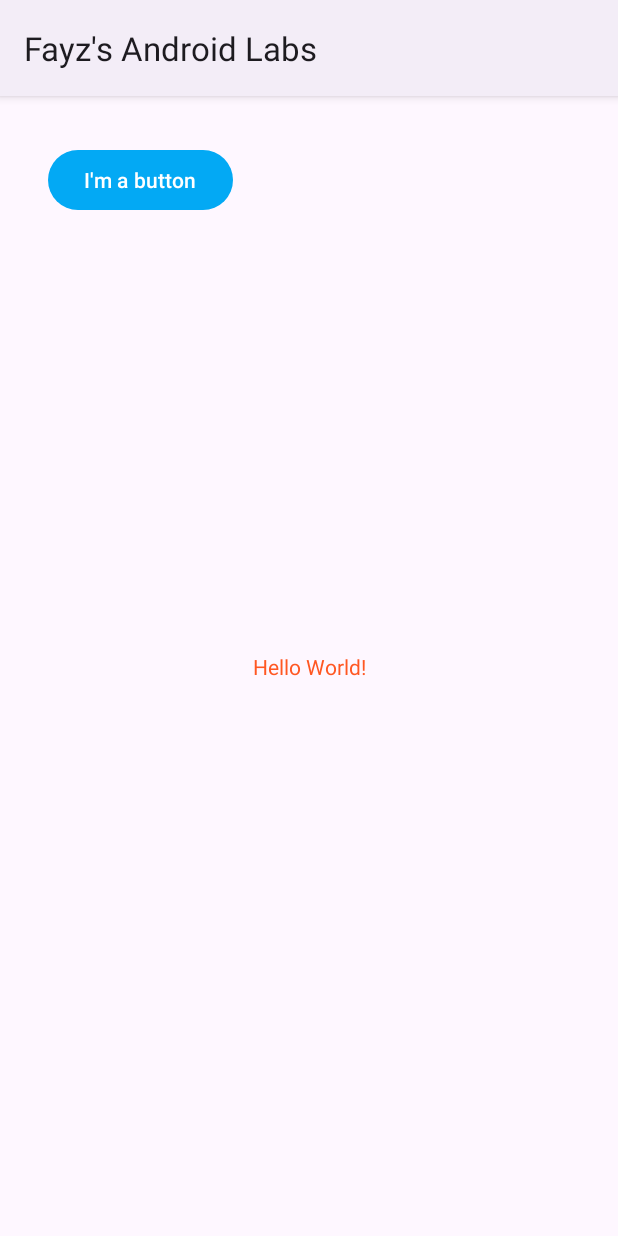
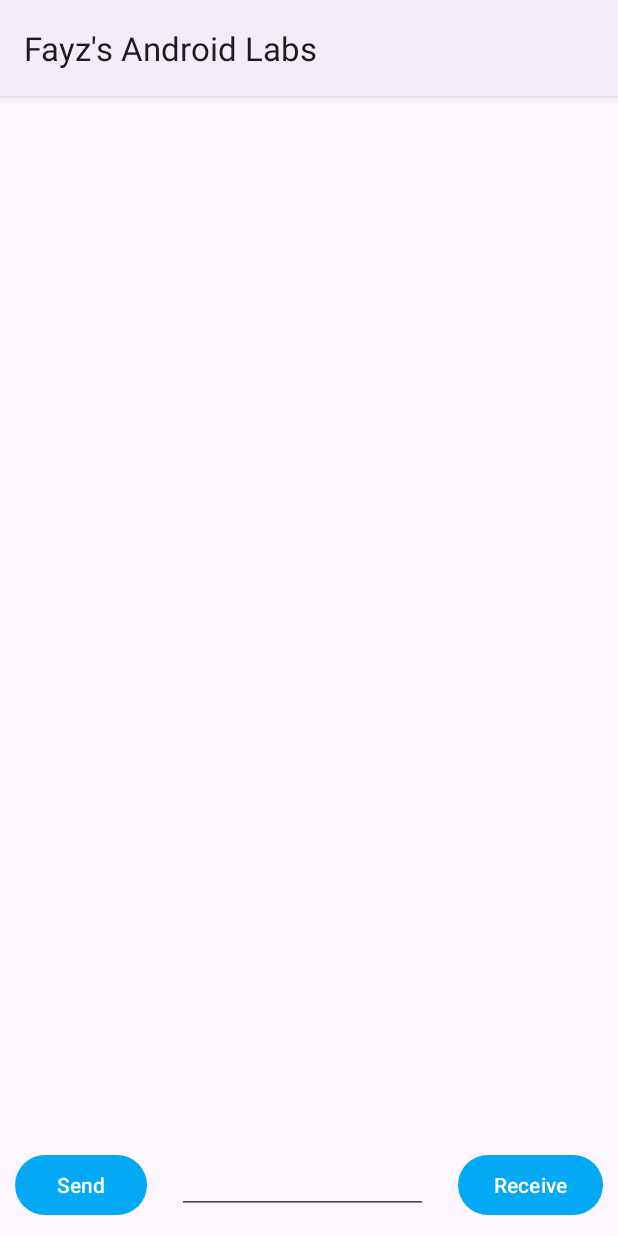
Before and after one commit to fizovoo/MyAndroidLabs, an Android app: the screen it shows after launch (MainActivity before the commit, ChatRoom after it), on a phone screen of 412 x 824 dp. Run offline under Robolectric (Android 15) with nearby library versions, the phone set to English and light mode, and no system bars.

Commit message:
Finished Lab 6

```diff
--- /dev/null
+++ b/app/src/main/java/algonquin/cst2335/resh0004/ChatRoom.java
@@ -0,0 +1,113 @@
+package algonquin.cst2335.resh0004;
+
+import androidx.annotation.NonNull;
+import androidx.appcompat.app.AppCompatActivity;
+import androidx.lifecycle.ViewModelProvider;
+import androidx.recyclerview.widget.LinearLayoutManager;
+import androidx.recyclerview.widget.RecyclerView;
+
+import android.os.Bundle;
+import android.view.View;
+import android.view.ViewGroup;
+import android.widget.TextView;
+
+import java.text.SimpleDateFormat;
+import java.util.ArrayList;
+import java.util.Date;
+
+import algonquin.cst2335.resh0004.data.ChatRoomViewModel;
+import algonquin.cst2335.resh0004.databinding.ActivityChatRoomBinding;
+import algonquin.cst2335.resh0004.databinding.ReceiveMessageBinding;
+import algonquin.cst2335.resh0004.databinding.SentMessageBinding;
+
+public class ChatRoom extends AppCompatActivity {
+
+private ActivityChatRoomBinding binding;
+    private RecyclerView.Adapter myAdapter;
+    ChatRoomViewModel chatModel ;
+    ArrayList<ChatMessage> messages;
+
+
+    @Override
+    protected void onCreate(Bundle savedInstanceState) {
+        super.onCreate(savedInstanceState);
+        chatModel = new ViewModelProvider(this).get(ChatRoomViewModel.class);
+        messages = chatModel.messages;
+        binding = ActivityChatRoomBinding.inflate(getLayoutInflater());
+
+        setContentView(binding.getRoot());
+
+        binding.sendButton.setOnClickListener(click -> {
+            String typed = binding.editText.getText().toString();
+            SimpleDateFormat sdf = new SimpleDateFormat("EEEE, dd-MMM-yyyy hh-mm-ss a");
+            String currentDateAndTime = sdf.format(new Date());
+            ChatMessage typedMessage = new ChatMessage(typed, currentDateAndTime, true);
+            messages.add(typedMessage);
+            myAdapter.notifyItemInserted(messages.size()-1);
+            binding.editText.setText("");
+        });
+
+        binding.receiveButton.setOnClickListener(click -> {
+            String typed = binding.editText.getText().toString();
+            SimpleDateFormat sdf = new SimpleDateFormat("EEEE, dd-MMM-yyyy hh-mm-ss a");
+            String currentDateAndTime = sdf.format(new Date());
+            ChatMessage typedMessage = new ChatMessage(typed, currentDateAndTime, false);
+            messages.add(typedMessage);
+            //Notify the adapter
+            myAdapter.notifyItemInserted(messages.size()-1); //redraw missing row
+            binding.editText.setText(""); //removed what was typed
+        });
+
+
+        binding.recycleView.setAdapter(myAdapter= new RecyclerView.Adapter<MyRowHolder>() {
+
+                @NonNull
+                @Override
+                public MyRowHolder onCreateViewHolder (@NonNull ViewGroup parent,int viewType) {
+                    if (viewType == 0) {
+                        SentMessageBinding binding = SentMessageBinding.inflate(getLayoutInflater(), parent, false);
+                        return new MyRowHolder(binding.getRoot());
+                    } else {
+                        ReceiveMessageBinding binding = ReceiveMessageBinding.inflate(getLayoutInflater(), parent, false);
+                        return new MyRowHolder(binding.getRoot());
+                    }
+                }
+
+                @Override
+                public void onBindViewHolder (@NonNull MyRowHolder holder,int position){
+                    ChatMessage message = messages.get(position);
+                holder.messageText.setText(message.getMessage());
+                holder.timeText.setText(message.getTimeSent());
+
+            }
+
+                @Override
+                public int getItemCount () {
+
+                    return messages.size();
+            }
+
+            @Override
+                public int getItemViewType ( int position) {
+
+                    ChatMessage message = messages.get(position);
+                    if (message.getIsSentButton()) {
+                        return 0;
+                    } else return 1;
+                }
+
+            });
+        binding.recycleView.setLayoutManager(new LinearLayoutManager(this));
+
+    }
+}
+
+    class MyRowHolder extends RecyclerView.ViewHolder {
+        TextView messageText;
+        TextView timeText;
+        public MyRowHolder(@NonNull View itemView) {
+            super(itemView);
+            messageText = itemView.findViewById(R.id.message);
+            timeText = itemView.findViewById(R.id.time);
+        }
+    }
--- /dev/null
+++ b/app/src/main/java/algonquin/cst2335/resh0004/data/ChatRoomViewModel.java
@@ -0,0 +1,12 @@
+package algonquin.cst2335.resh0004.data;
+
+import androidx.lifecycle.MutableLiveData;
+import androidx.lifecycle.ViewModel;
+
+import java.util.ArrayList;
+
+import algonquin.cst2335.resh0004.ChatMessage;
+
+public class ChatRoomViewModel extends ViewModel {
+    public ArrayList<ChatMessage> messages = new ArrayList<>();
+}
--- /dev/null
+++ b/app/src/main/res/layout/activity_chat_room.xml
@@ -0,0 +1,50 @@
+<?xml version="1.0" encoding="utf-8"?>
+<androidx.constraintlayout.widget.ConstraintLayout xmlns:android="http://schemas.android.com/apk/res/android"
+    xmlns:app="http://schemas.android.com/apk/res-auto"
+    xmlns:tools="http://schemas.android.com/tools"
+    android:layout_width="match_parent"
+    android:layout_height="match_parent"
+    tools:context=".ChatRoom">
+
+    <androidx.recyclerview.widget.RecyclerView
+        android:id="@+id/recycleView"
+        android:layout_width="0dp"
+        android:layout_height="0dp"
+        app:layout_constraintBottom_toBottomOf="parent"
+        app:layout_constraintEnd_toEndOf="parent"
+        app:layout_constraintHorizontal_bias="0.0"
+        app:layout_constraintStart_toStartOf="parent"
+        app:layout_constraintTop_toTopOf="parent"
+        app:layout_constraintVertical_bias="0.0" />
+
+    <Button
+        android:id="@+id/sendButton"
+        android:layout_width="wrap_content"
+        android:layout_height="wrap_content"
+        android:layout_marginStart="10dp"
+        android:layout_marginBottom="10dp"
+        android:text="Send"
+        app:layout_constraintBottom_toBottomOf="parent"
+        app:layout_constraintStart_toStartOf="parent" />
+
+    <Button
+        android:id="@+id/receiveButton"
+        android:layout_width="wrap_content"
+        android:layout_height="wrap_content"
+        android:layout_marginEnd="10dp"
+        android:layout_marginBottom="10dp"
+        android:text="Receive"
+        app:layout_constraintBottom_toBottomOf="parent"
+        app:layout_constraintEnd_toEndOf="parent"
+        app:layout_constraintTop_toTopOf="@+id/editText" />
+
+    <EditText
+        android:id="@+id/editText"
+        android:layout_width="167dp"
+        android:layout_height="43dp"
+        android:ems="10"
+        android:inputType="text"
+        app:layout_constraintEnd_toStartOf="@+id/receiveButton"
+        app:layout_constraintStart_toEndOf="@+id/sendButton"
+        app:layout_constraintTop_toTopOf="@+id/sendButton" />
+</androidx.constraintlayout.widget.ConstraintLayout>
--- a/app/src/main/res/values/colors.xml
+++ b/app/src/main/res/values/colors.xml
@@ -3,7 +3,7 @@
     <color name="my_primary">#03A9F4</color>
     <color name="my_secondary">#FF9800</color>
     <color name="my_statusBar">#3F51B5</color>
-    <color name="my_text">#FF5722</color>
+    <color name="my_text">#000000</color>
 
     <color name="black">#FF000000</color>
     <color name="white">#FFFFFFFF</color>
```
Also changed, not shown: app/build.gradle (+10 -5 lines), app/src/main/AndroidManifest.xml (+9 -0 lines), app/src/main/java/algonquin/cst2335/resh0004/ChatMessage.java (added, +28 -0 lines), app/src/main/res/layout/receive_message.xml (added, +39 -0 lines), app/src/main/res/layout/sent_message.xml (added, +33 -0 lines), app/src/main/res/drawable/receive_image.png (added), app/src/main/res/drawable/send_image.png (added).
